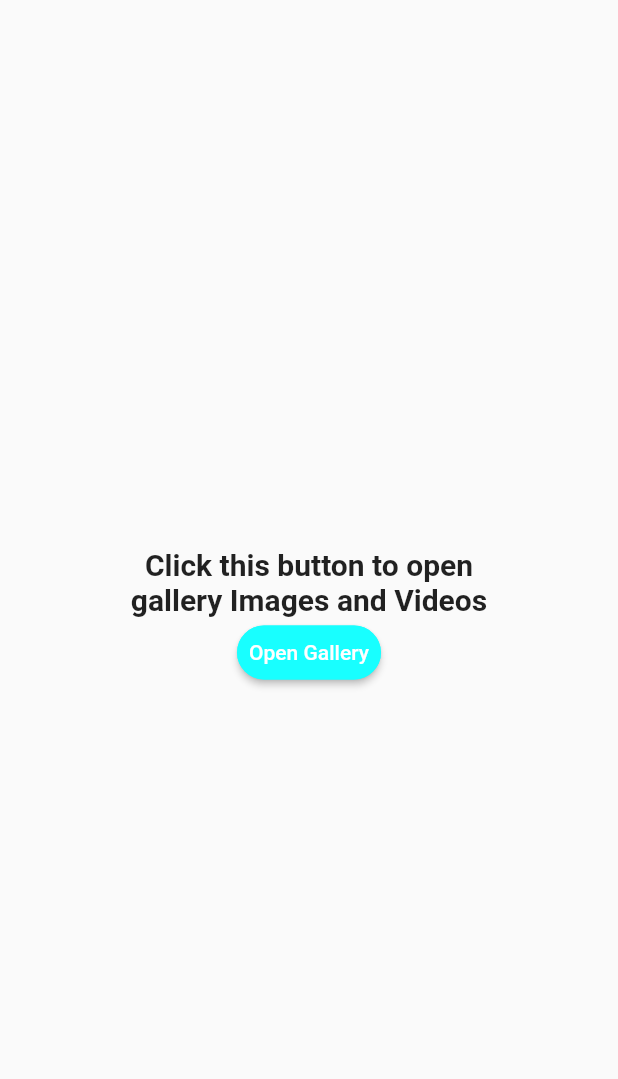
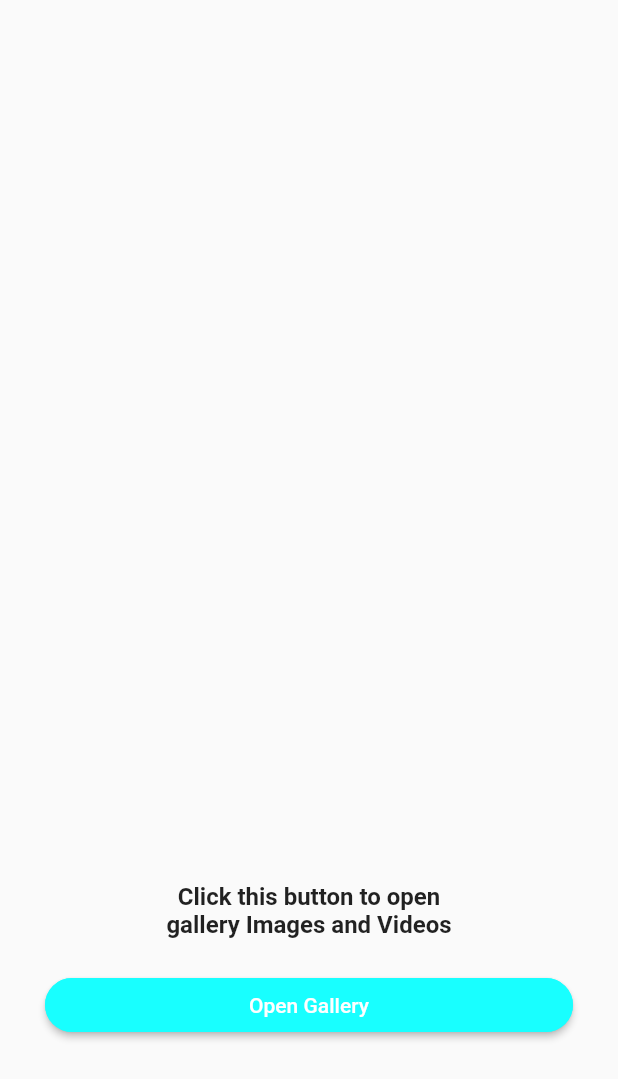
Before and after one commit to Asif-shah786/galaxy_view-Photo-View-App-, a Flutter app: the screen it shows after launch, on a phone screen of 412 x 824 dp. Shown: the top 1079 px of the screen. Run offline on Flutter 3.47's test engine with Material 2 defaults, Android fonts, the phone set to English and light mode, and no system bars; our stand-ins replace video_player; missing offline and left inert: photo_manager.

Commit message:
my changes

```diff
--- a/lib/main.dart
+++ b/lib/main.dart
@@ -1,3 +1,4 @@
+import 'package:flutter/cupertino.dart';
 import 'package:flutter/material.dart';
 import 'package:galaxy_view/views/home_screen.dart';
 import 'package:photo_manager/photo_manager.dart';
@@ -18,16 +19,19 @@ class MyApp extends StatelessWidget {
         child: Scaffold(
           body : Builder(
             builder: (context) {
-              return Center(
+              return Padding(
+                padding: const EdgeInsets.all(30.0),
                 child: Column(
-                  mainAxisSize: MainAxisSize.min,
+                  crossAxisAlignment: CrossAxisAlignment.stretch,
+                  mainAxisAlignment: MainAxisAlignment.end,
                   children: [
                     const Text('Click this button to open \ngallery Images and Videos',
                     textAlign: TextAlign.center,
                     style: TextStyle(
                       fontWeight: FontWeight.bold,
-                      fontSize: 20,
+                      fontSize: 16,
                     ),),
+                    const SizedBox(height: 20,),
                     TextButton(
                       style: TextButton.styleFrom(
                         enableFeedback: true,
@@ -49,6 +53,7 @@ class MyApp extends StatelessWidget {
                         ),
                       );
                     }, child: const Text('Open Gallery', style: TextStyle(color: Colors.white),),),
+                  const SizedBox(height: 100,)
                   ],
                 ),
               );
--- a/lib/widgets/asset_thumbnail.dart
+++ b/lib/widgets/asset_thumbnail.dart
@@ -20,7 +20,10 @@ class AssetThumbnail extends StatelessWidget {
       ) {
         final bytes = snapshot.data;
         if (bytes == null) {
-          return const CircularProgressIndicator();
+          return const Padding(
+            padding:  EdgeInsets.all(16.0),
+            child: CircularProgressIndicator(),
+          );
         } else
         {
           return InkWell(
--- a/pubspec.yaml
+++ b/pubspec.yaml
@@ -34,7 +34,6 @@ dependencies:
   # The following adds the Cupertino Icons font to your application.
   # Use with the CupertinoIcons class for iOS style icons.
   cupertino_icons: ^1.0.2
-  splashscreen:
   photo_manager: ^2.0.7
   video_player: ^2.3.0
 
```
Also changed, not shown: pubspec.lock.
